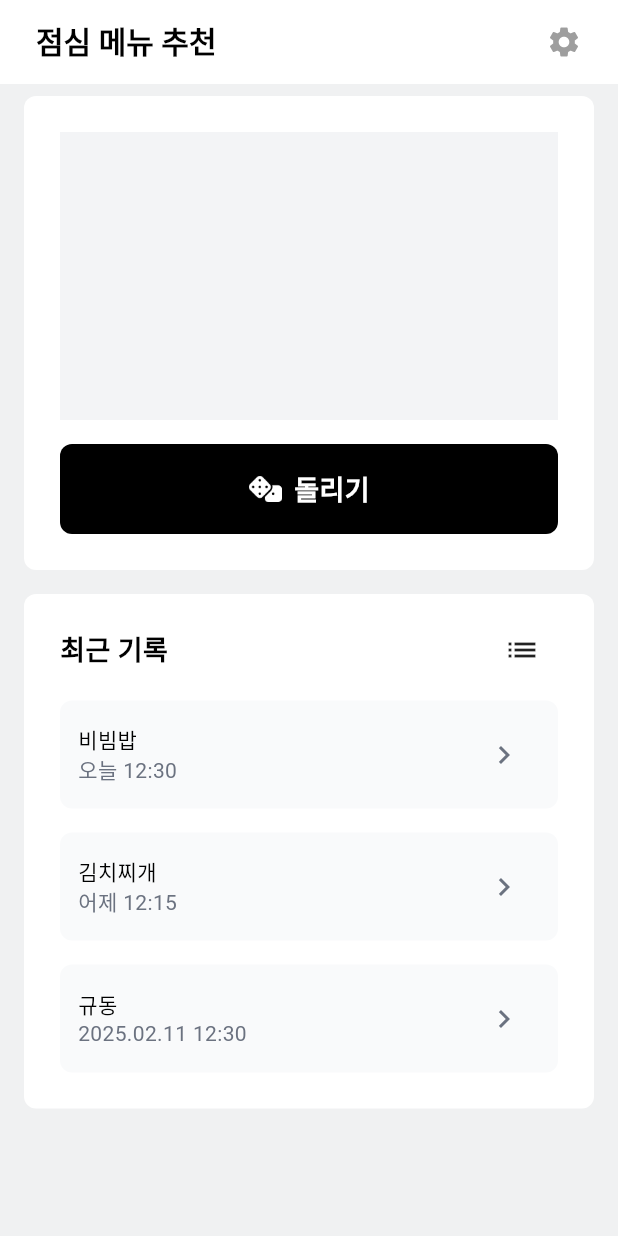
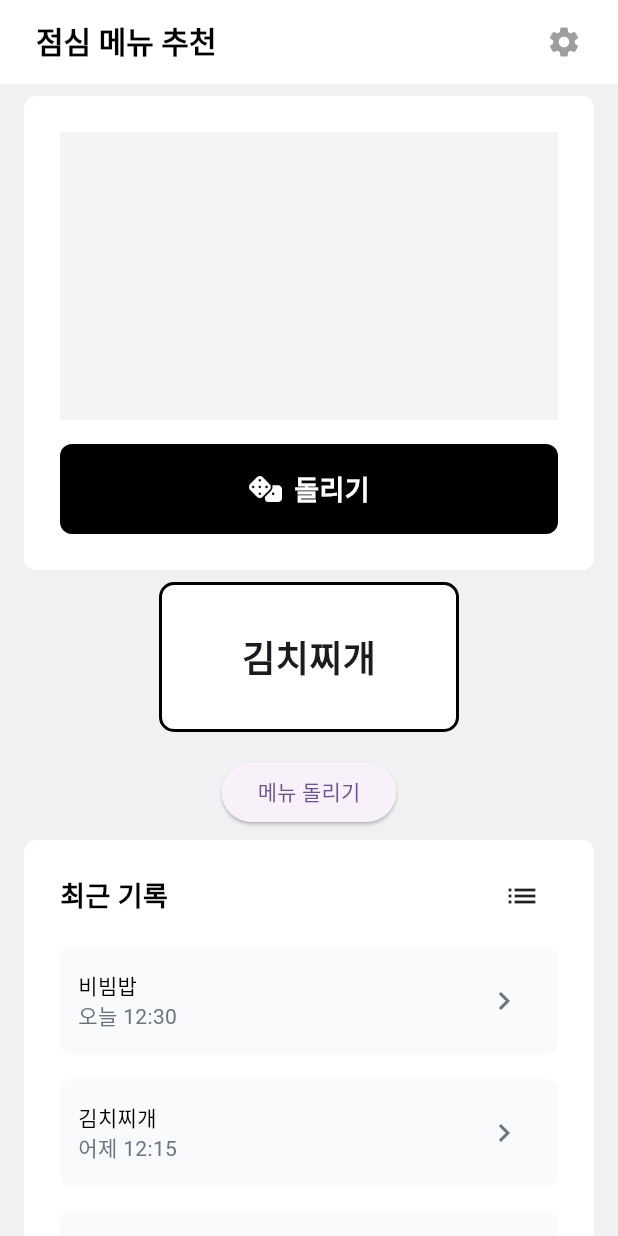
Before and after one commit to PaikBean/lunch_mate, a Flutter app: the screen it shows after launch, on a phone screen of 412 x 824 dp. Run offline on Flutter 3.47's test engine with Material 3 defaults, Android fonts, the phone set to English and light mode, and no system bars.

Commit message:
[FIX] 기본 화면 수정

```diff
--- a/lib/views/main_view.dart
+++ b/lib/views/main_view.dart
@@ -1,6 +1,8 @@
 import 'package:flutter/material.dart';
 import 'package:lunch_mate/views/history_view.dart';
 import 'package:lunch_mate/views/setting_view.dart';
+
+import '../widgets/menu_picker.dart';
 
 class MainView extends StatefulWidget {
   const MainView({super.key});
@@ -93,6 +95,12 @@ class _MainViewState extends State<MainView> {
                   ),
                 ],
               ),
+            ),
+            MenuPicker(
+              menuList: ["김치찌개", "비빔밥", "돈까스", "라멘", "초밥"],
+              onResult: (selectedMenu) {
+                print("선택된 메뉴: $selectedMenu");
+              },
             ),
             SizedBox(height: 8),
             Container(
--- /dev/null
+++ b/lib/widgets/menu_picker.dart
@@ -0,0 +1,96 @@
+import 'dart:async';
+import 'dart:math';
+
+import 'package:flutter/material.dart';
+
+class MenuPicker extends StatefulWidget {
+  final List<String> menuList;
+  final void Function(String) onResult;
+
+  const MenuPicker({
+    super.key,
+    required this.menuList,
+    required this.onResult,
+  });
+
+  @override
+  State<MenuPicker> createState() => _MenuPickerState();
+}
+
+class _MenuPickerState extends State<MenuPicker> {
+  String _selectedMenu = "";
+  bool _isRolling = false;
+  Timer? _timer;
+
+  @override
+  void initState() {
+    super.initState();
+    _selectedMenu = widget.menuList.isNotEmpty ? widget.menuList.first : "메뉴 없음";
+  }
+
+  void _startRolling() {
+    if (_isRolling || widget.menuList.isEmpty) return;
+
+    setState(() {
+      _isRolling = true;
+    });
+
+    int duration = 3000; // 3초 동안 회전
+    int interval = 100; // 0.1초마다 변경
+    int count = 0;
+
+    _timer = Timer.periodic(Duration(milliseconds: interval), (timer) {
+      setState(() {
+        _selectedMenu = widget.menuList[Random().nextInt(widget.menuList.length)];
+      });
+
+      count += interval;
+      if (count >= duration) {
+        timer.cancel();
+        _finishRolling();
+      }
+    });
+  }
+
+  void _finishRolling() {
+    setState(() {
+      _isRolling = false;
+    });
+
+    widget.onResult(_selectedMenu);
+  }
+
+  @override
+  void dispose() {
+    _timer?.cancel();
+    super.dispose();
+  }
+
+  @override
+  Widget build(BuildContext context) {
+    return Column(
+      mainAxisAlignment: MainAxisAlignment.center,
+      children: [
+        Container(
+          width: 200,
+          height: 100,
+          alignment: Alignment.center,
+          decoration: BoxDecoration(
+            border: Border.all(color: Colors.black, width: 2),
+            borderRadius: BorderRadius.circular(10),
+            color: Colors.white,
+          ),
+          child: Text(
+            _selectedMenu,
+            style: TextStyle(fontSize: 24, fontWeight: FontWeight.bold),
+          ),
+        ),
+        SizedBox(height: 16),
+        ElevatedButton(
+          onPressed: _isRolling ? null : _startRolling,
+          child: Text(_isRolling ? "돌리는 중..." : "메뉴 돌리기"),
+        ),
+      ],
+    );
+  }
+}
```
